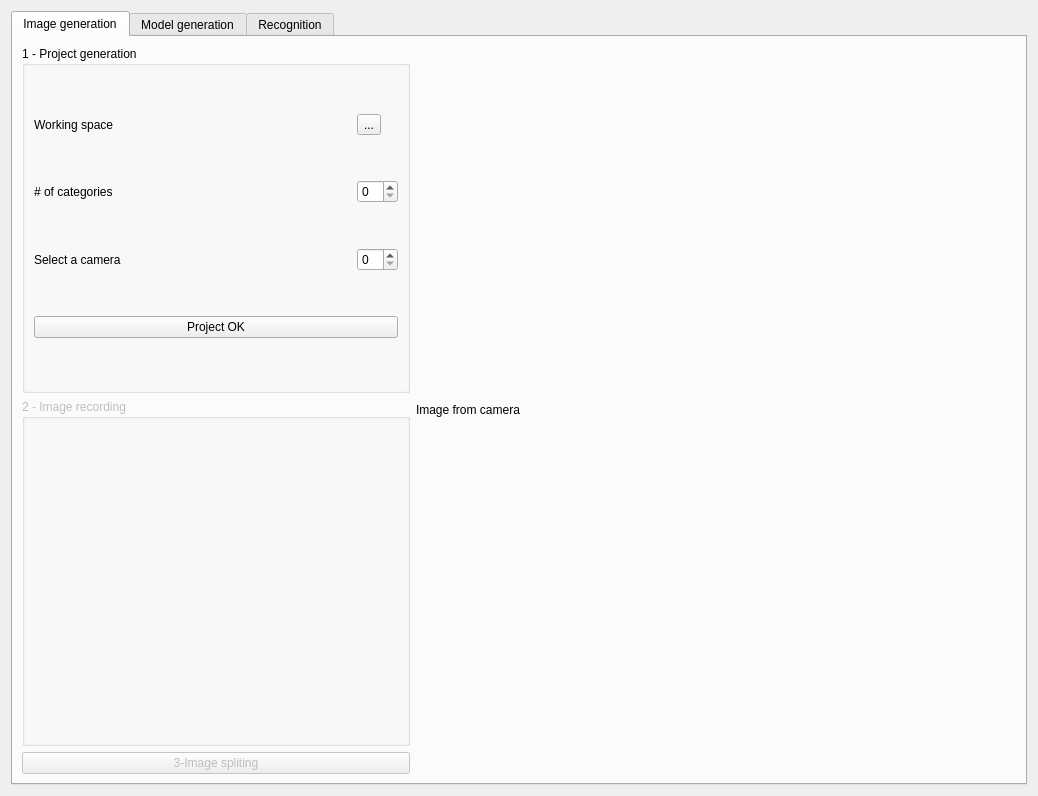
Before: the Qt Designer form ai_nano.ui in raiv-toulouse/ai_nano, drawn with Qt 5.
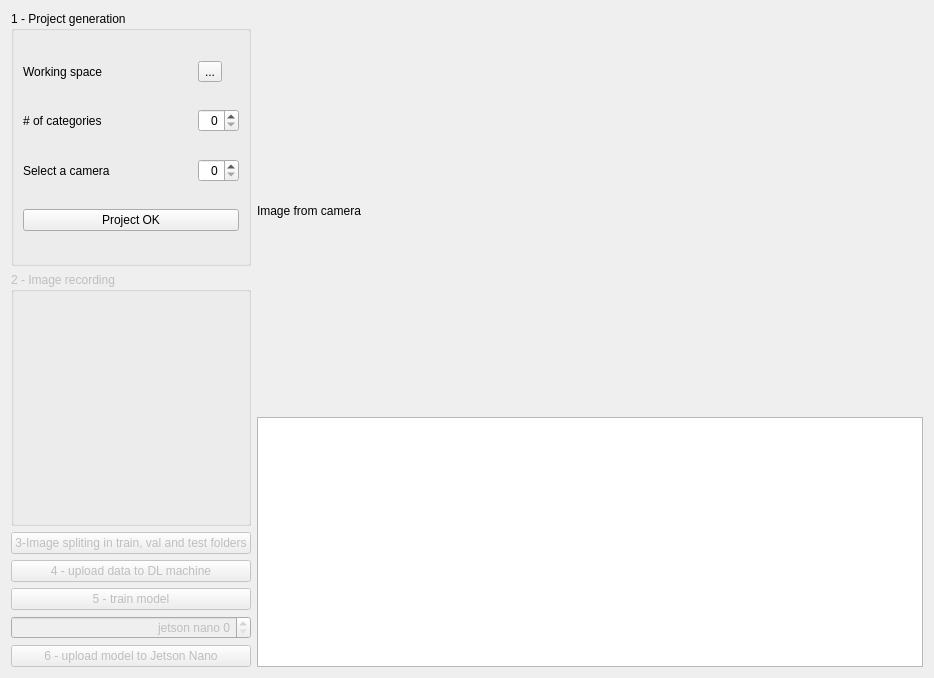
After: the same form once the commit is applied.

Commit message: add model generation part

The edit to the form file:
```diff
--- a/ai_nano.ui
+++ b/ai_nano.ui
@@ -6,8 +6,8 @@
    <rect>
     <x>0</x>
     <y>0</y>
-    <width>1038</width>
-    <height>796</height>
+    <width>934</width>
+    <height>678</height>
    </rect>
   </property>
   <property name="windowTitle">
@@ -15,16 +15,6 @@
   </property>
   <layout class="QHBoxLayout" name="horizontalLayout">
    <item>
-    <widget class="QTabWidget" name="tabWidget">
-     <property name="currentIndex">
-      <number>0</number>
-     </property>
-     <widget class="QWidget" name="tab_image">
-      <attribute name="title">
-       <string>Image generation</string>
-      </attribute>
-      <layout class="QHBoxLayout" name="horizontalLayout_2">
-       <item>
         <layout class="QVBoxLayout" name="verticalLayout">
          <item>
           <widget class="QGroupBox" name="gb_project">
@@ -34,6 +24,9 @@
            <layout class="QHBoxLayout" name="horizontalLayout_3">
             <item>
              <layout class="QGridLayout" name="gridLayout">
+          <property name="sizeConstraint">
+           <enum>QLayout::SetDefaultConstraint</enum>
+          </property>
               <item row="0" column="0">
                <widget class="QLabel" name="lbl_working_space">
                 <property name="text">
@@ -71,13 +64,23 @@
               </item>
               <item row="2" column="1">
                <widget class="QSpinBox" name="sb_camera_id">
+            <property name="alignment">
+             <set>Qt::AlignRight|Qt::AlignTrailing|Qt::AlignVCenter</set>
+            </property>
                 <property name="maximum">
                  <number>2</number>
                 </property>
                </widget>
               </item>
               <item row="1" column="1">
-               <widget class="QSpinBox" name="sb_nb_categories"/>
+           <widget class="QSpinBox" name="sb_nb_categories">
+            <property name="alignment">
+             <set>Qt::AlignRight|Qt::AlignTrailing|Qt::AlignVCenter</set>
+            </property>
+            <property name="prefix">
+             <string/>
+            </property>
+           </widget>
               </item>
              </layout>
             </item>
@@ -105,18 +108,63 @@
             <bool>false</bool>
            </property>
            <property name="text">
-            <string>3-Image spliting</string>
+        <string>3-Image spliting in train, val and test folders</string>
+       </property>
+      </widget>
+     </item>
+     <item>
+      <widget class="QPushButton" name="btn_upload_to_dl">
+       <property name="enabled">
+        <bool>false</bool>
+       </property>
+       <property name="text">
+        <string>4 - upload data to DL machine</string>
+       </property>
+      </widget>
+     </item>
+     <item>
+      <widget class="QPushButton" name="btn_train_model">
+       <property name="enabled">
+        <bool>false</bool>
+       </property>
+       <property name="text">
+        <string>5 - train model</string>
+       </property>
+      </widget>
+     </item>
+     <item>
+      <widget class="QSpinBox" name="sb_id_nano">
+       <property name="enabled">
+        <bool>false</bool>
+       </property>
+       <property name="alignment">
+        <set>Qt::AlignRight|Qt::AlignTrailing|Qt::AlignVCenter</set>
+       </property>
+       <property name="prefix">
+        <string>jetson nano </string>
+       </property>
+      </widget>
+     </item>
+     <item>
+      <widget class="QPushButton" name="tbn_upload_to_nano">
+       <property name="enabled">
+        <bool>false</bool>
+       </property>
+       <property name="text">
+        <string>6 - upload model to Jetson Nano</string>
            </property>
           </widget>
          </item>
         </layout>
        </item>
+   <item>
+    <layout class="QVBoxLayout" name="verticalLayout_4">
        <item>
         <widget class="QLabel" name="lbl_image">
          <property name="minimumSize">
           <size>
            <width>600</width>
-           <height>0</height>
+         <height>400</height>
           </size>
          </property>
          <property name="text">
@@ -124,19 +172,10 @@
          </property>
         </widget>
        </item>
-      </layout>
-     </widget>
-     <widget class="QWidget" name="tab_model">
-      <attribute name="title">
-       <string>Model generation</string>
-      </attribute>
-     </widget>
-     <widget class="QWidget" name="tab_recognition">
-      <attribute name="title">
-       <string>Recognition</string>
-      </attribute>
-     </widget>
-    </widget>
+     <item>
+      <widget class="QPlainTextEdit" name="plainTextEdit"/>
+     </item>
+    </layout>
    </item>
   </layout>
  </widget>
```
Lines whose indentation alone changed are shown as unchanged. The commit also changes 1 other file.
